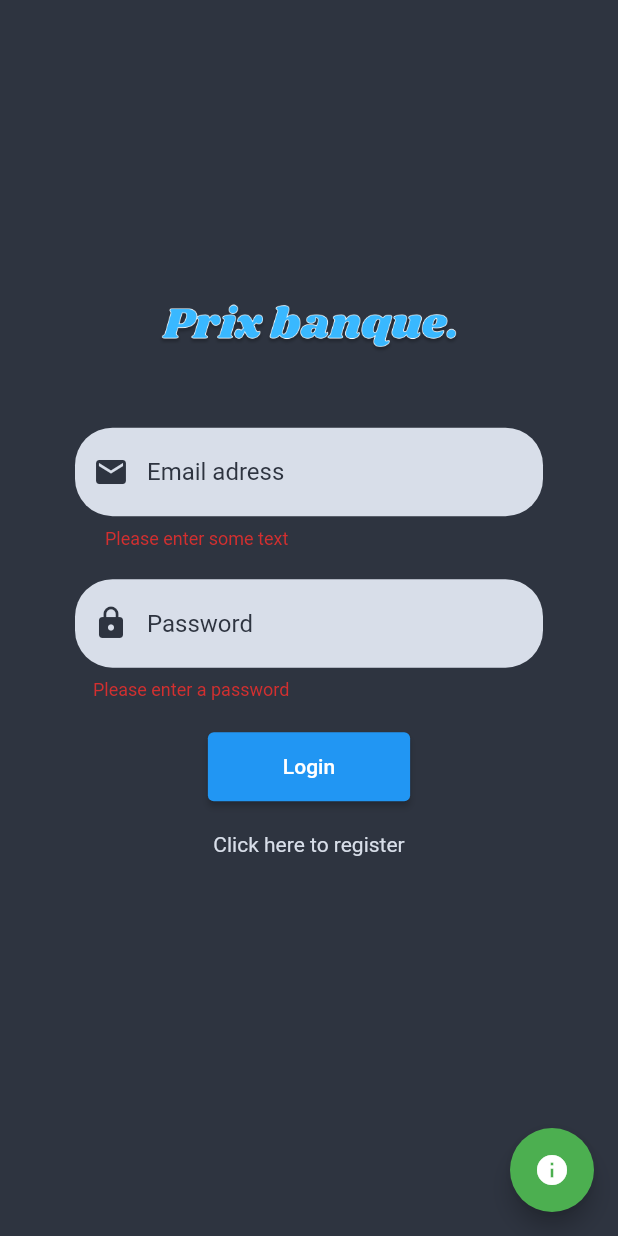
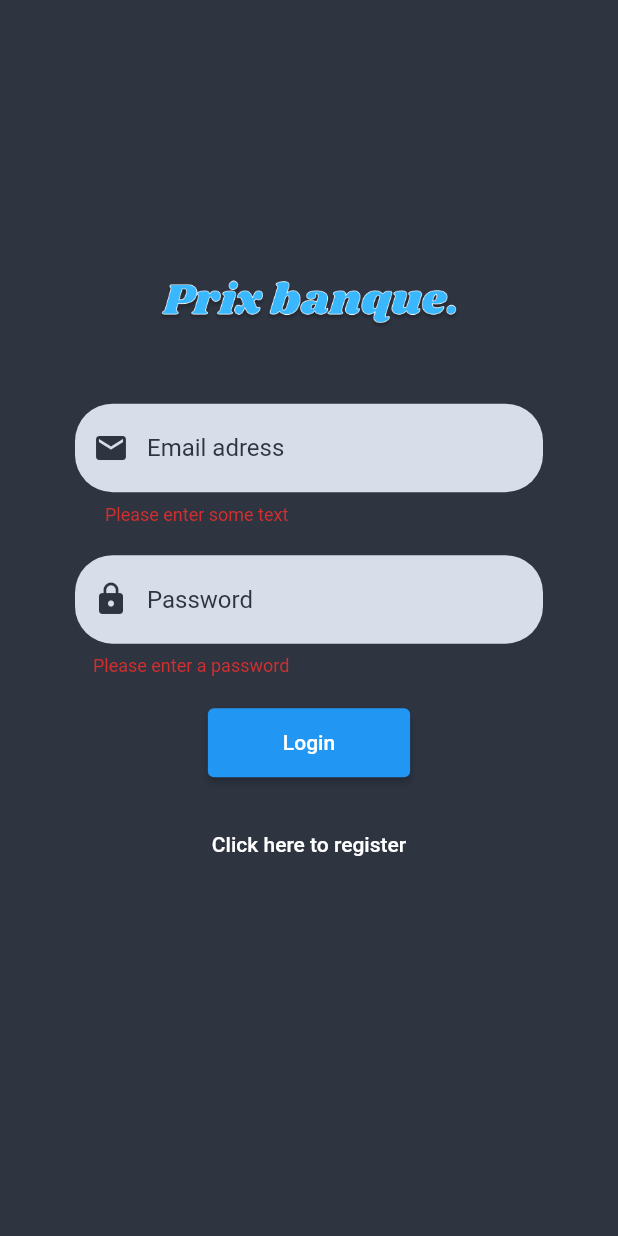
Before and after one commit to enm4x/UQAC851-projects-frontend, a Flutter app: the screen it shows after launch, after a tap on "Login", on a phone screen of 412 x 824 dp. Run offline on Flutter 3.47's test engine with Material 2 defaults, Android fonts, the phone set to English and light mode, and no system bars; our stand-ins replace flutter_dotenv.

Commit message:
refacto asynchronous fonctions using correct error handling, adding snackbar for user info

```diff
--- a/app/lib/components/Form-login.dart
+++ b/app/lib/components/Form-login.dart
@@ -1,7 +1,10 @@
+import 'dart:async';
+
 import 'package:flutter/material.dart';
 import 'package:app/Tools/auth.dart';
 import 'package:app/models/user.dart';
 import 'package:app/screens/dashboard.dart';
+import 'package:app/screens/signuppage.dart';
 
 class FormLogin extends StatefulWidget {
   const FormLogin({Key? key, required this.userObj}) : super(key: key);
@@ -25,7 +28,7 @@ class _FormLoginWidgetState extends State<FormLogin> {
     super.dispose();
   }
 
-  void updateUserObj(String tok) {
+  void updateUserToken(String tok) {
     widget.userObj.email = emailInputController.text;
     widget.userObj.token = tok;
   }
@@ -90,26 +93,40 @@ class _FormLoginWidgetState extends State<FormLogin> {
                   style: ButtonStyle(
                       padding: MaterialStateProperty.all(EdgeInsets.symmetric(horizontal: 50, vertical: 15))),
                   onPressed: () async {
+                    final snackLoginError = SnackBar(
+                      content: Text("Error while login"),
+                      behavior: SnackBarBehavior.floating,
+                    );
                     if (_formKey.currentState!.validate()) {
-                      var x = await userConnection(emailInputController.text, pwdInputController.text);
-                      setState(() => {updateUserObj(x)});
-                      // for debug purposes
-                      // print("@: ${widget.userObj.email} Jwt: ${widget.userObj.token}");
-                    }
-                    if (widget.userObj.email != "") {
-                      Navigator.push(
-                        context,
-                        MaterialPageRoute(builder: (context) => DashboardPage(userObj: widget.userObj)),
-                      );
+                      await userConnection(emailInputController.text, pwdInputController.text)
+                          .then((value) => {
+                                setState(() => {updateUserToken(value)}),
+                                Navigator.push(
+                                  context,
+                                  MaterialPageRoute(builder: (context) => DashboardPage(userObj: widget.userObj)),
+                                )
+                              })
+                          .catchError((e) {
+                        print("Got error : $e");
+                        ScaffoldMessenger.of(context).showSnackBar(snackLoginError);
+                      });
                     }
                   },
                   child: const Text('Login'),
                 ),
               ),
-              Text(
-                "Click here to register",
-                style: TextStyle(color: Color(0xFFd8dee9)),
-              )
+              TextButton(
+                  onPressed: () {
+                    Navigator.push(
+                        context,
+                        MaterialPageRoute(
+                            builder: (context) => SignupPage(
+                                  title: "Signin page",
+                                  userObj: widget.userObj,
+                                )));
+                  },
+                  child: Text("Click here to register"),
+                  style: ButtonStyle(foregroundColor: MaterialStateProperty.all<Color>(Colors.white))),
             ],
           ),
         ));
--- a/app/lib/screens/dashboard.dart
+++ b/app/lib/screens/dashboard.dart
@@ -22,7 +22,7 @@ class _DashboardPageState extends State<DashboardPage> {
             child: Center(
               child: Column(
                 mainAxisAlignment: MainAxisAlignment.center,
-                children: <Widget>[Text("Welcome ${widget.userObj.email}")],
+                children: <Widget>[Text("Welcome ${widget.userObj.firstName}")],
               ),
             ),
           ),
--- a/app/lib/screens/loginpage.dart
+++ b/app/lib/screens/loginpage.dart
@@ -38,13 +38,6 @@ class _LoginPageState extends State<LoginPage> {
               ),
             ),
           ),
-          floatingActionButton: FloatingActionButton(
-            onPressed: () {
-              print("user info \n@: ${currentUser.email} \ntoken : ${currentUser.token}");
-            },
-            child: const Icon(Icons.info),
-            backgroundColor: Colors.green,
-          ),
         ));
   }
 }
```
Also changed, not shown: app/lib/components/logocontainer.dart (added, +23 -0 lines).
